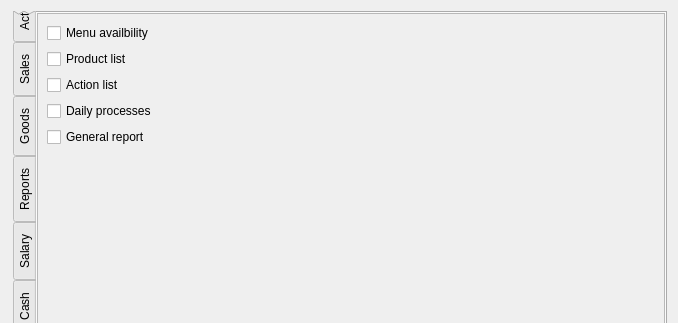
Above: FrontDesk/c5grouppermissionseditor.ui from End1-1/Cafe5 before the change; both pictures show x 0 to 678 and y 0 to 323 of the 678 by 704 pixel window. Below: the same form after it.
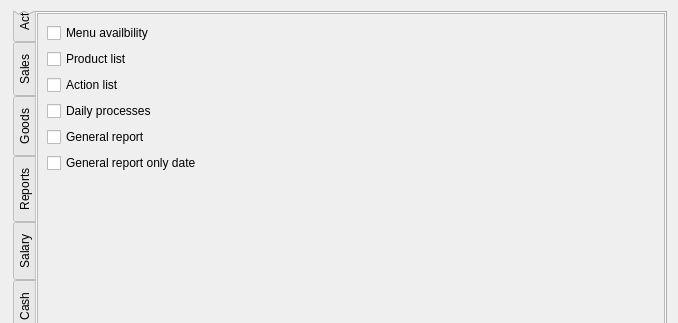
That is the form after the change. The open tabs and pages were chosen to show the change. Custom widgets are drawn as their Qt base class.

Diff of the .ui file:
```diff
--- a/FrontDesk/c5grouppermissionseditor.ui
+++ b/FrontDesk/c5grouppermissionseditor.ui
@@ -1476,6 +1476,16 @@
              </property>
             </widget>
            </item>
+           <item>
+            <widget class="C5CheckBox" name="checkBox_107">
+             <property name="text">
+              <string>General report only date</string>
+             </property>
+             <property name="Tag" stdset="0">
+              <number>1005</number>
+             </property>
+            </widget>
+           </item>
            <item>
             <spacer name="verticalSpacer_3">
              <property name="orientation">
```
